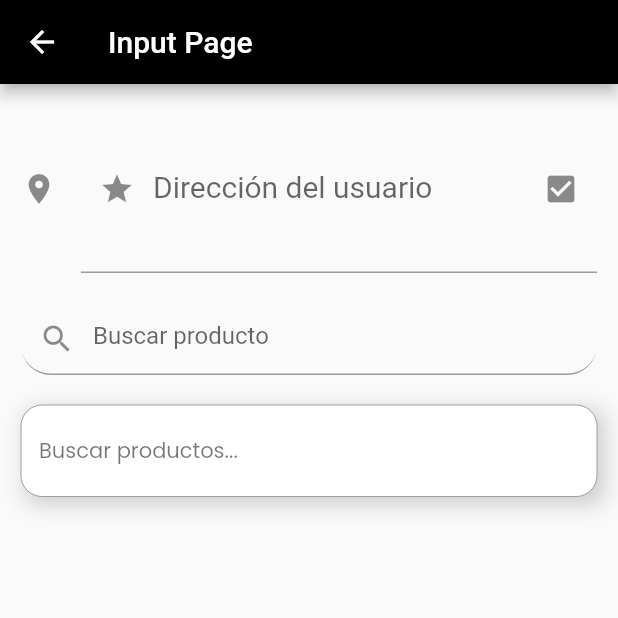
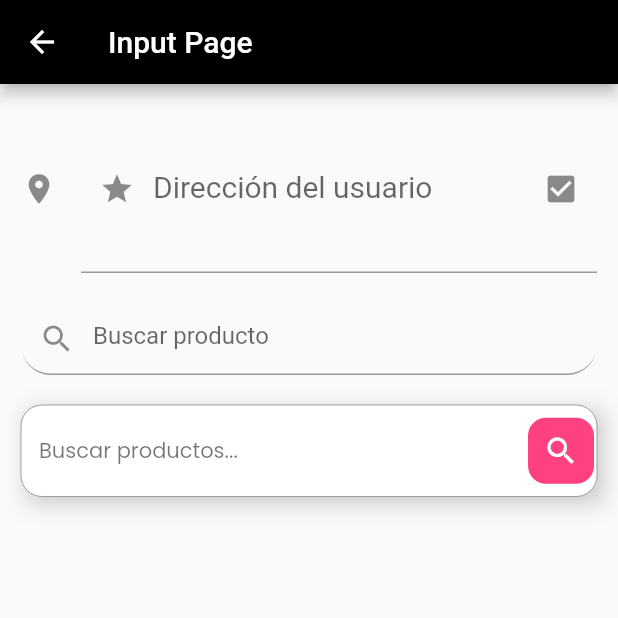
Before and after one commit to duducito15/app06_components_20242, a Flutter app: the InputPage screen opened directly, on a phone screen of 412 x 824 dp, the top half of it. Run offline on Flutter 3.47's test engine with Material 3 defaults, Android fonts, the phone set to English and light mode, and no system bars; our stand-ins replace google_fonts.

Commit message:
Input completo

```diff
--- a/lib/pages/input_page.dart
+++ b/lib/pages/input_page.dart
@@ -84,7 +84,25 @@ class InputPage extends StatelessWidget {
                   ),
                   fillColor: Colors.white,
                   filled: true,
+                  suffixIcon: Container(
+                    margin: EdgeInsets.all(2.0),
+                    decoration: BoxDecoration(
+                      color: Colors.pinkAccent,
+                      borderRadius: BorderRadius.circular(12.0),
+                    ),
+                    child: Icon(
+                      Icons.search,
+                      color: Colors.white,
+                    ),
+                  ),
                   enabledBorder: OutlineInputBorder(
+                    borderRadius: BorderRadius.circular(14.0),
+                    borderSide: BorderSide(
+                      color: Colors.grey,
+                      width: 0.0,
+                    ),
+                  ),
+                  focusedBorder: OutlineInputBorder(
                     borderRadius: BorderRadius.circular(14.0),
                     borderSide: BorderSide(
                       color: Colors.grey,
```
